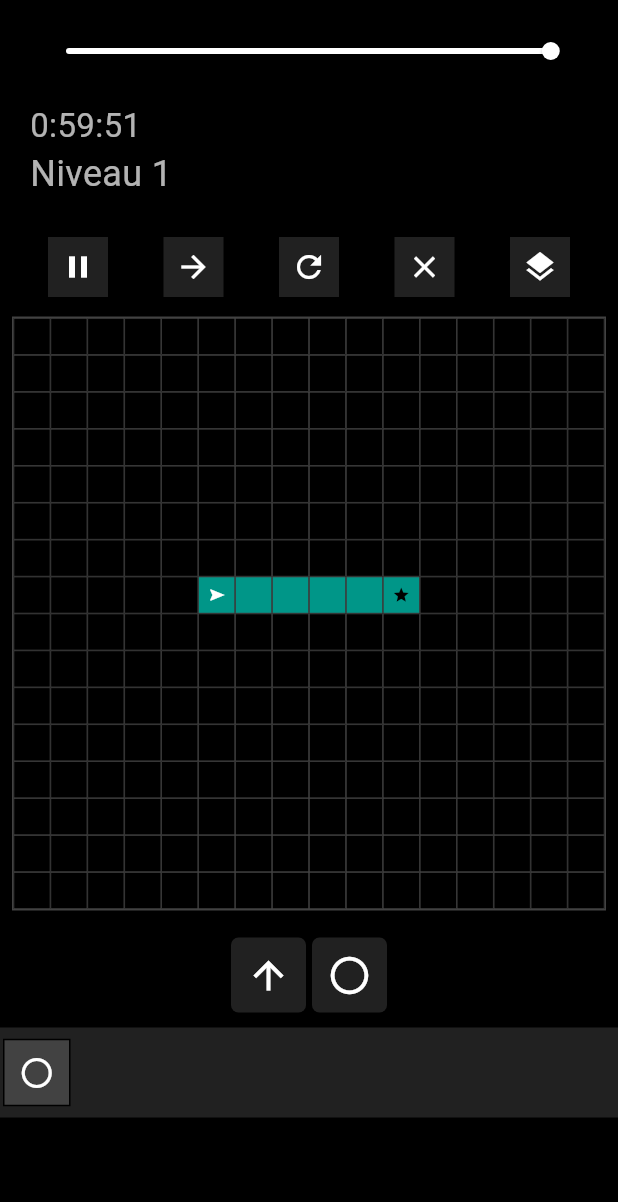
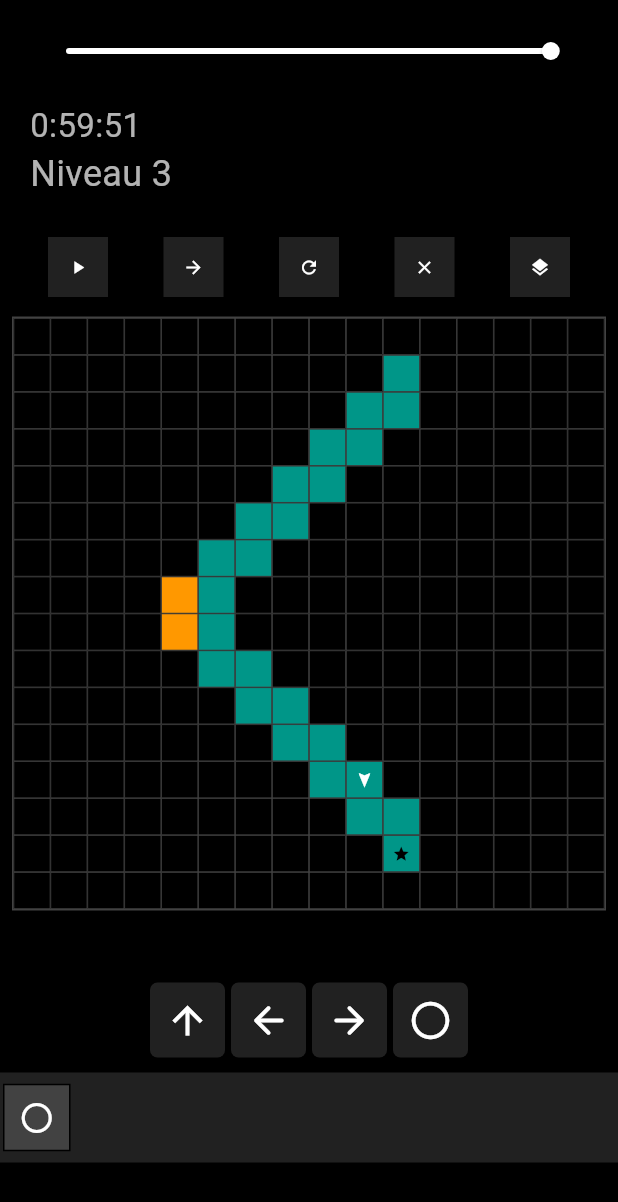
Before and after one commit to NandoDP/AlgoMaze, a Flutter app: the screen it shows after launch, after a tap on the "play arrow" icon, on a phone screen of 412 x 824 dp. Shown: the top 1202 px of the screen. Run offline on Flutter 3.47's test engine with Material 3 defaults, Android fonts, the phone set to English and light mode, and no system bars.

```diff
--- a/lib/actions.dart
+++ b/lib/actions.dart
@@ -2,8 +2,8 @@ import 'package:flutter/material.dart';
 
 enum Move { rotatLeft, rotatRight, moveFoward, repet }
 
-IconData getIconData(Move move) {
-  switch (move) {
+IconData getIconData(Move action) {
+  switch (action) {
     case Move.moveFoward:
       return Icons.arrow_upward;
     case Move.repet:
--- a/lib/home.dart
+++ b/lib/home.dart
@@ -1,8 +1,17 @@
 import 'dart:async';
+import 'dart:math';
 
 import 'package:flutter/material.dart';
 import 'package:puzzle/actions.dart';
 import 'package:puzzle/paterns.dart';
+
+class PathStep {
+  final List<int> position;
+  final int direction;
+  final bool isRotation;
+
+  PathStep(this.position, this.direction, {this.isRotation = false});
+}
 
 class GameScreen extends StatefulWidget {
   const GameScreen({super.key});
@@ -15,6 +24,7 @@ class _GameScreenState extends State<GameScreen> with TickerProviderStateMixin {
   // Taille de la grille
   final int gridSize = 16;
   List<dynamic> actions = [];
+  List<List<dynamic>> allActions = [];
 
   // Chemin
   late List<List<int>> turquoiseTiles;
@@ -23,19 +33,24 @@ class _GameScreenState extends State<GameScreen> with TickerProviderStateMixin {
   // Position de depart et position de la cible
   late List<int> diamant;
   late List<int> star;
+  late int level;
 
-  late List<List<int>> diamondPath;
+  late List<PathStep> diamondPath;
+  late Map<String, dynamic> patern;
 
-  // Animation variables
-  late AnimationController _controller;
-  late List<Animation<Offset>> _animations;
-  List<Offset> _pathPoints = [];
+  // Variables animation
+  late AnimationController _positionController;
+  late AnimationController _rotationController;
+  late Animation<double> _rotationAnimation;
+  late int _currentDirection;
+  List<Offset> _points = [];
+  List<double> _angles = [];
+  int _currentStepIndex = 0;
   bool _isAnimating = false;
-  int _currentPointIndex = 0;
 
-  // Timer variables
+  // Variables de temps
   late Timer _timer;
-  int _timeRemaining = 3600; // 1 heure en secondes
+  int _timeRemaining = 3600;
   String _timeDisplay = "1:00:00";
   bool _gameOver = false;
 
@@ -46,11 +61,15 @@ class _GameScreenState extends State<GameScreen> with TickerProviderStateMixin {
     // Initialiser le timer
     startTimer();
 
-    turquoiseTiles = patern1['turquoiseTiles'];
-    orangeTiles = patern1['orangeTiles'] ?? [];
-    diamant = patern1['diamant'];
-    star = patern1['star'];
-    diamondPath = [diamant];
+    patern = patern3;
+
+    turquoiseTiles = patern['turquoiseTiles'];
+    orangeTiles = patern['orangeTiles'] ?? [];
+    diamant = patern['diamant'];
+    star = patern['star'];
+    _currentDirection = patern['direction'];
+    level = patern['niveau'];
+    diamondPath = [PathStep(diamant, _currentDirection)];
   }
 
   void startTimer() {
@@ -74,7 +93,8 @@ class _GameScreenState extends State<GameScreen> with TickerProviderStateMixin {
     int hours = _timeRemaining ~/ 3600;
     int minutes = (_timeRemaining % 3600) ~/ 60;
     int seconds = _timeRemaining % 60;
-    _timeDisplay = "$hours:${minutes.toString().padLeft(2, '0')}:${seconds.toString().padLeft(2, '0')}";
+    _timeDisplay =
+        "$hours:${minutes.toString().padLeft(2, '0')}:${seconds.toString().padLeft(2, '0')}";
   }
 
   void _showGameOverDialog() {
@@ -104,66 +124,175 @@ class _GameScreenState extends State<GameScreen> with TickerProviderStateMixin {
     );
   }
 
-  void _setupAnimations() {
-    _animations = [];
+  void addPointToPath() {
+    // if (actions.isEmpty)  return;
+    actions.forEach((action) {
+      final lastStep = diamondPath.last;
+      final lastPosition = lastStep.position;
+      var currentDirection = lastStep.direction;
 
-    // Convertir les positions de grille en points de chemin
-    _pathPoints = [];
-    for (var pos in diamondPath) {
-      _pathPoints.add(Offset(pos[0].toDouble(), pos[1].toDouble()));
+      if (!containsPosition(lastPosition)) return;
+
+      setState(() {
+        if (action != Move.repet) {
+          allActions.add([action, const Color(0xFF212121)]);
+        }
+      });
+
+      if ((lastPosition[0] != star[0]) || (lastPosition[1] != star[1])) {
+        if (action == Move.moveFoward) {
+          List<int> newPosition;
+          switch (currentDirection) {
+            case 0: // Up
+              newPosition = [lastPosition[0], lastPosition[1] - 1];
+              break;
+            case 1: // Right
+              newPosition = [lastPosition[0] + 1, lastPosition[1]];
+              break;
+            case 2: // Down
+              newPosition = [lastPosition[0], lastPosition[1] + 1];
+              break;
+            case 3: // Left
+              newPosition = [lastPosition[0] - 1, lastPosition[1]];
+              break;
+            default:
+              newPosition = lastPosition;
           }
 
-    // Initialiser l'animation
-    _controller = AnimationController(
-      duration: const Duration(seconds: 2),
+          setState(() {
+            diamondPath.add(PathStep(newPosition, currentDirection));
+          });
+          if (!containsPosition(newPosition)) return;
+        } else if (action == Move.rotatLeft) {
+          final newDirection = (currentDirection + 3) % 4;
+          setState(() {
+            diamondPath.add(PathStep(List.from(lastPosition), newDirection,
+                isRotation: true));
+          });
+        } else if (action == Move.rotatRight) {
+          final newDirection = (currentDirection + 1) % 4;
+          setState(() {
+            diamondPath.add(PathStep(List.from(lastPosition), newDirection,
+                isRotation: true));
+          });
+        } else if (action == Move.repet) {
+          addPointToPath();
+          return;
+        }
+      }
+    });
+  }
+
+  void _setupAnimations() {
+    // Initialiser les controllers
+    _positionController = AnimationController(
+      duration: const Duration(milliseconds: 3000),
       vsync: this,
     );
 
-    for (int i = 0; i < _pathPoints.length - 1; i++) {
-      final begin = _pathPoints[i];
-      final end = _pathPoints[i + 1];
+    _rotationController = AnimationController(
+      duration: const Duration(milliseconds: 1000),
+      vsync: this,
+    );
+
+    // Créer une liste de mouvement uniquement pour l'animation de position
+    List<PathStep> movementSteps =
+        diamondPath.where((step) => !step.isRotation).toList();
+
+    // Convertir les étapes de mouvement en points
+    _points = movementSteps
+        .map((step) =>
+            Offset(step.position[0].toDouble(), step.position[1].toDouble()))
+        .toList();
+
+    // Créer une liste d'angles
+    _angles = diamondPath.map((step) => step.direction * (pi / 2)).toList();
+
+    // Configurer les animations de position
+    List<Animation<Offset>> positionAnimations = [];
+    for (int i = 0; i < _points.length - 1; i++) {
+      final begin = _points[i];
+      final end = _points[i + 1];
 
       final animation = Tween<Offset>(
         begin: begin,
         end: end,
       ).animate(
         CurvedAnimation(
-          parent: _controller,
+          parent: _positionController,
           curve: Interval(
-            i / (_pathPoints.length - 1),
-            (i + 1) / (_pathPoints.length - 1),
+            i / (_points.length - 1),
+            (i + 1) / (_points.length - 1),
             curve: Curves.linear,
           ),
         ),
       );
 
-      _animations.add(animation);
+      positionAnimations.add(animation);
+    }
 
-      animation.addListener(() {
+    // Ecouter les animations
+    _positionController.addStatusListener((status) {
+      if (status == AnimationStatus.completed) {
         setState(() {
-          if (_isAnimating && _currentPointIndex == i) {
-            // Mettre à jour la position du diamant pendant l'animation
+          _isAnimating = false;
+          _currentStepIndex = 0;
+          diamant = List.from(diamondPath[0].position);
+          _currentDirection = diamondPath[0].direction;
+        });
+        _positionController.reset();
+        _rotationController.reset();
+      }
+    });
+
+    // Update l'état en fonction de l'étape d'animation
+    _positionController.addListener(() {
+      setState(() {
+        if (_isAnimating) {
+          // Trouver le segment actuel
+          double animValue = _positionController.value;
+          int segmentIndex = (animValue * (positionAnimations.length)).floor();
+          segmentIndex = segmentIndex.clamp(0, positionAnimations.length - 1);
+
+          // Update la position du diamant en fonction du segment actuel
+          if (segmentIndex < positionAnimations.length) {
+            final animation = positionAnimations[segmentIndex];
             diamant = [animation.value.dx.round(), animation.value.dy.round()];
 
-            // Passer au segment suivant si ce segment est termine
-            if (animation.value == end) {
-              _currentPointIndex = i + 1;
+            if (containsPosition(diamant)) {
+              allActions[segmentIndex][1] = Colors.green;
+            } else {
+              allActions[segmentIndex][1] = Colors.redAccent;
+            }
           }
         }
       });
     });
+
+    // Configurer les animations de rotation
+    _rotationAnimation = Tween<double>(
+      begin: _angles.first,
+      end: _angles.last,
+    ).animate(_rotationController);
+
+    _rotationController.addListener(() {
+      setState(() {
+        if (_isAnimating) {
+          // Trouver l'étape de rotation actuelle
+          double fraction = _rotationController.value;
+          int stepIndex = (fraction * (_angles.length - 1)).floor();
+          stepIndex = stepIndex.clamp(0, _angles.length - 2);
+
+          // Calculer l'angle de rotation
+          double startAngle = _angles[stepIndex];
+          double endAngle = _angles[stepIndex + 1];
+          double localFraction = (fraction * (_angles.length - 1)) - stepIndex;
+
+          double currentAngle =
+              startAngle + (endAngle - startAngle) * localFraction;
+          _currentDirection = ((currentAngle / (pi / 2)) % 4).round();
         }
-
-    _controller.addStatusListener((status) {
-      if (status == AnimationStatus.completed) {
-        setState(() {
-          _isAnimating = false;
-          _currentPointIndex = 0;
-          // Remettre le diamant à sa position initiale après l'animation
-          diamant = List.from(diamondPath[0]);
       });
-        _controller.reset();
-      }
     });
   }
 
@@ -171,36 +300,28 @@ class _GameScreenState extends State<GameScreen> with TickerProviderStateMixin {
     _setupAnimations();
     setState(() {
       _isAnimating = true;
-      _currentPointIndex = 0;
+      _currentStepIndex = 0;
     });
-    _controller.forward(from: 0.0);
+
+    // Demarer les animations
+    _positionController.forward(from: 0.0);
+    _rotationController.forward(from: 0.0);
   }
 
-  void addPointToPath() {
-    for (var action in actions) {
-      final lastPosition = diamondPath.last;
-      if ((lastPosition[0] != star[0]) || (lastPosition[1] != star[1])) {
-        if (action == Move.moveFoward) {
-          setState(() {
-            diamondPath.add([lastPosition[0] + 1, lastPosition[1]]);
-          });
-        } else if (action == Move.repet) {
-          if (diamondPath.length > 10) {
-            return;
-          }
-          addPointToPath();
-          return;
-        }
-      } else {
-        return;
+  bool containsPosition(List<int> position) {
+    for (var tile in turquoiseTiles) {
+      if (tile[0] == position[0] && tile[1] == position[1]) {
+        return true;
       }
     }
+    return false;
   }
 
   @override
   void dispose() {
     _timer.cancel();
-    _controller.dispose();
+    _positionController.dispose();
+    _rotationController.dispose();
     super.dispose();
   }
 
@@ -242,11 +363,11 @@ class _GameScreenState extends State<GameScreen> with TickerProviderStateMixin {
                     _timeDisplay,
                     style: TextStyle(
                       fontSize: 22,
-                      color: _timeRemaining < 300 ? Colors.red : Colors.white70
-                    )
+                      color: _timeRemaining < 300 ? Colors.red : Colors.white70,
+                    ),
                   ),
                   Text(
-                    "Niveau 1",
+                    "Niveau $level",
                     style: TextStyle(fontSize: 24, color: Colors.white70),
                   ),
                 ],
@@ -263,15 +384,30 @@ class _GameScreenState extends State<GameScreen> with TickerProviderStateMixin {
                 onPressed: () {
                   if (!_isAnimating) {
                     setState(() {
-                      diamondPath = [diamant];
+                      diamondPath = [PathStep(diamant, _currentDirection)];
+                      allActions = [];
                     });
                     addPointToPath();
+                    if (actions.isNotEmpty) {
                       _startAnimation();
+                    }
                   }
                 },
               ),
               ControlButton(Icons.arrow_forward, Colors.white),
-              ControlButton(Icons.refresh, Colors.white),
+              ControlButton(
+                Icons.refresh,
+                Colors.white,
+                onPressed: () {
+                  if (!_isAnimating) {
+                    setState(() {
+                      diamondPath = [PathStep(diamant, _currentDirection)];
+                      actions = [];
+                      allActions = [];
+                    });
+                  }
+                },
+              ),
               ControlButton(Icons.close, Colors.white),
               ControlButton(Icons.layers, Colors.white),
             ],
@@ -316,8 +452,10 @@ class _GameScreenState extends State<GameScreen> with TickerProviderStateMixin {
                     if (col == diamant[0] && row == diamant[1]) {
                       // Depart
                       tileColor = Colors.teal;
+                      // Calculer l'angle en fonction de la direction
+                      double angle = _currentDirection * (pi / 2);
                       tileContent = Transform.rotate(
-                        angle: patern1['angle'],
+                        angle: angle,
                         child: Icon(
                           Icons.navigation,
                           color: Colors.white,
@@ -347,14 +485,28 @@ class _GameScreenState extends State<GameScreen> with TickerProviderStateMixin {
             ),
           ),
 
+          Row(
+            mainAxisAlignment: MainAxisAlignment.start,
+            children: allActions.isEmpty
+                ? [SizedBox(height: 30)]
+                : allActions
+                    .map((action) => ControlButton(
+                          getIconData(action[0]),
+                          Colors.white,
+                          width: 20,
+                          decoColor: action[1],
+                        ))
+                    .toList(),
+          ),
+
           // Buttons de controle
           Row(
             mainAxisAlignment: MainAxisAlignment.center,
             children: [
-              for (var button in patern1['buttons'])
+              for (var button in patern['buttons'])
                 InkWell(
                   onTap: () => setState(() {
-                    if (actions.length < patern1['number']) actions.add(button);
+                    if (actions.length < patern['steps']) actions.add(button);
                   }),
                   child: Container(
                     margin: EdgeInsets.symmetric(vertical: 10, horizontal: 2),
@@ -399,22 +551,29 @@ class _GameScreenState extends State<GameScreen> with TickerProviderStateMixin {
 class ControlButton extends StatelessWidget {
   final IconData icon;
   final Color color;
+  final Color? decoColor;
+  final double? width;
   final VoidCallback? onPressed;
 
-  ControlButton(this.icon, this.color, {this.onPressed});
+  ControlButton(this.icon, this.color,
+      {this.onPressed, this.width, this.decoColor});
 
   @override
   Widget build(BuildContext context) {
     return InkWell(
       onTap: onPressed,
       child: Container(
-        width: 40,
-        height: 40,
+        width: width ?? 40,
+        height: width ?? 40,
         margin: EdgeInsets.all(5),
         decoration: BoxDecoration(
-          color: const Color(0xFF212121),
+          color: decoColor ?? const Color(0xFF212121),
         ),
-        child: Icon(icon, color: color),
+        child: Icon(
+          icon,
+          color: color,
+          size: width != null ? 16 * width! / 40 : 14,
+        ),
       ),
     );
   }
--- a/lib/paterns.dart
+++ b/lib/paterns.dart
@@ -1,12 +1,11 @@
-import 'dart:math';
-
 import 'package:puzzle/actions.dart';
 
 const Map<String, dynamic> patern1 = {
+  'niveau': 1,
   'turquoiseTiles': [
     [5, 7], [6, 7], [7, 7], [8, 7], [9, 7],
   ],
-  'angle': 1 * pi/2,
+  'direction': 1,
   'buttons': [Move.moveFoward, Move.repet],
   'number': 2,
   'diamant': [5, 7],
@@ -14,6 +13,7 @@ const Map<String, dynamic> patern1 = {
 };
 
 const Map<String, dynamic> patern3 = {
+  'niveau': 3,
   'turquoiseTiles': [
     [10, 2], [10, 1], //
     [9, 3], [9, 2], //
@@ -27,7 +27,9 @@ const Map<String, dynamic> patern3 = {
     [9, 12], [9, 13], //
     [10, 13], [10, 14], //
   ],
-  'angle': 3 * pi/2,
+  'direction': 2,
+  'buttons': [Move.moveFoward, Move.rotatLeft, Move.rotatRight, Move.repet],
+  'steps': 5,
   'orangeTiles': [
     [4, 7],
     [4, 8]
```
Lines whose indentation alone changed are shown as unchanged.
